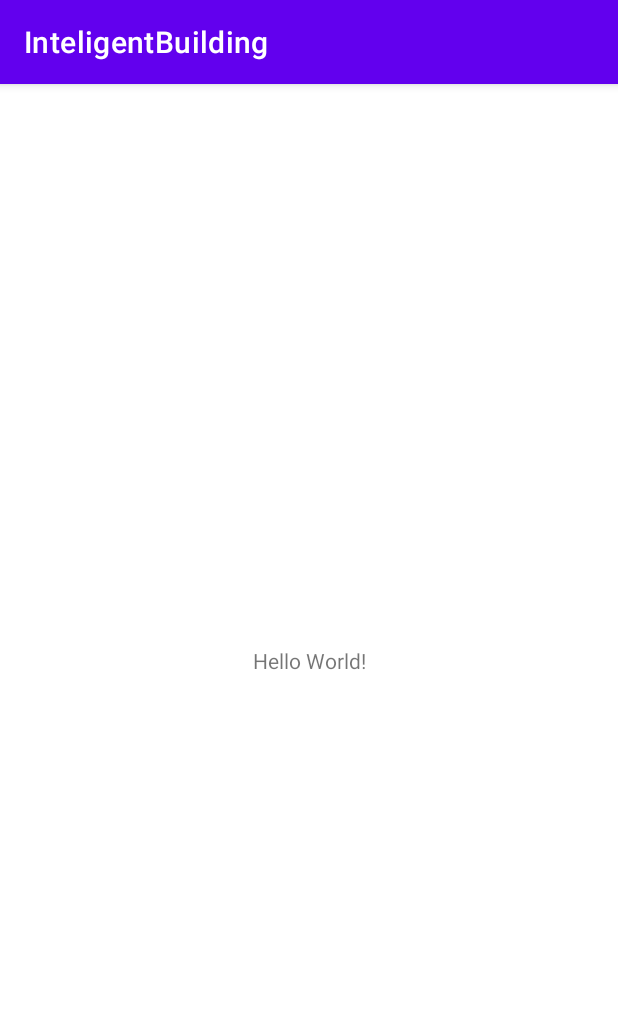
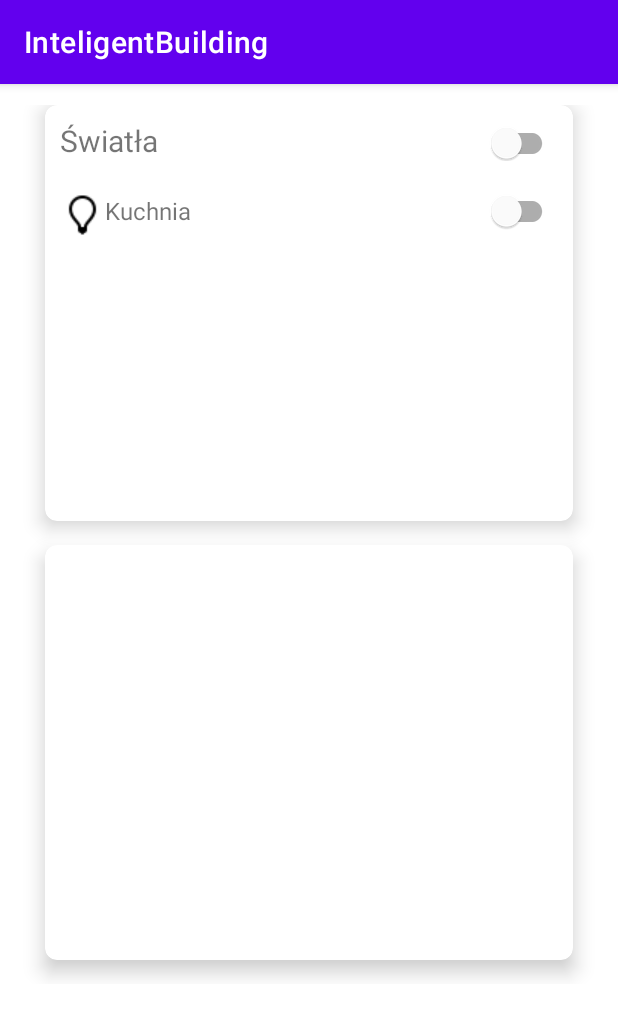
Before and after one commit to JakubManka/InteligentBuilding, an Android app: the screen it shows after launch (MainActivity), on a phone screen of 412 x 824 dp. Shown: the top 1017 px of the screen. Run offline under Robolectric (Android 15) with nearby library versions, the phone set to English and light mode, and no system bars.

Commit message:
:tada: Initial commit

```diff
--- a/app/build.gradle
+++ b/app/build.gradle
@@ -8,7 +8,7 @@ android {
 
     defaultConfig {
         applicationId "pwr.inteligentbuilding"
-        minSdkVersion 16
+        minSdkVersion 24
         targetSdkVersion 30
         versionCode 1
         versionName "1.0"
@@ -30,10 +30,11 @@ android {
 
 dependencies {
 
-    implementation 'androidx.appcompat:appcompat:1.2.0'
-    implementation 'com.google.android.material:material:1.2.1'
-    implementation 'androidx.constraintlayout:constraintlayout:2.0.1'
-    testImplementation 'junit:junit:4.+'
-    androidTestImplementation 'androidx.test.ext:junit:1.1.2'
-    androidTestImplementation 'androidx.test.espresso:espresso-core:3.3.0'
+    implementation 'androidx.appcompat:appcompat:1.3.1'
+    implementation 'com.google.android.material:material:1.4.0'
+    implementation "androidx.cardview:cardview:1.0.0"
+    implementation 'androidx.constraintlayout:constraintlayout:2.0.4'
+    testImplementation 'junit:junit:4.13.2'
+    androidTestImplementation 'androidx.test.ext:junit:1.1.3'
+    androidTestImplementation 'androidx.test.espresso:espresso-core:3.4.0'
 }
--- a/app/src/main/res/layout/activity_main.xml
+++ b/app/src/main/res/layout/activity_main.xml
@@ -1,18 +1,100 @@
 <?xml version="1.0" encoding="utf-8"?>
-<androidx.constraintlayout.widget.ConstraintLayout xmlns:android="http://schemas.android.com/apk/res/android"
+<LinearLayout xmlns:android="http://schemas.android.com/apk/res/android"
     xmlns:app="http://schemas.android.com/apk/res-auto"
     xmlns:tools="http://schemas.android.com/tools"
     android:layout_width="match_parent"
     android:layout_height="match_parent"
+    android:orientation="vertical"
+    android:weightSum="10"
     tools:context=".MainActivity">
 
-    <TextView
-        android:layout_width="wrap_content"
-        android:layout_height="wrap_content"
-        android:text="Hello World!"
-        app:layout_constraintBottom_toBottomOf="parent"
-        app:layout_constraintLeft_toLeftOf="parent"
-        app:layout_constraintRight_toRightOf="parent"
-        app:layout_constraintTop_toTopOf="parent" />
+    <GridLayout
+        android:layout_width="match_parent"
+        android:layout_height="0dp"
+        android:layout_weight="8"
+        android:alignmentMode="alignMargins"
+        android:columnCount="1"
+        android:padding="14dp"
+        android:rowCount="3">
 
-</androidx.constraintlayout.widget.ConstraintLayout>
+
+        <androidx.cardview.widget.CardView
+            android:layout_width="0dp"
+            android:layout_height="0dp"
+            android:layout_rowWeight="1"
+            android:layout_columnWeight="1"
+            android:layout_marginLeft="16dp"
+            android:layout_marginBottom="16dp"
+            android:layout_marginRight="16dp"
+            app:cardElevation="8dp"
+            app:cardCornerRadius="8dp"
+            >
+            <LinearLayout
+                android:layout_width="match_parent"
+                android:orientation="vertical"
+                android:layout_height="match_parent">
+
+                <LinearLayout
+                    android:layout_width="match_parent"
+                    android:orientation="horizontal"
+                    android:padding="10dp"
+                    android:layout_height="wrap_content">
+                    <TextView
+                        android:layout_width="wrap_content"
+                        android:text="Światła"
+                        android:textSize="20sp"
+                        android:layout_height="wrap_content">
+                    </TextView>
+
+                    <com.google.android.material.switchmaterial.SwitchMaterial
+                        android:layout_width="match_parent"
+                        android:layout_height="0dp">
+                    </com.google.android.material.switchmaterial.SwitchMaterial>
+                </LinearLayout>
+
+                <LinearLayout
+                    android:layout_width="match_parent"
+                    android:orientation="horizontal"
+                    android:padding="10dp"
+                    android:layout_height="wrap_content">
+
+                    <ImageView
+                        android:layout_width="wrap_content"
+                        android:src="@drawable/light_bulb"
+                        android:layout_height="wrap_content">
+
+                    </ImageView>
+
+                    <TextView
+                        android:layout_width="wrap_content"
+                        android:text="Kuchnia"
+                        android:textSize="16sp"
+                        android:layout_height="wrap_content">
+                    </TextView>
+
+
+                    <com.google.android.material.switchmaterial.SwitchMaterial
+                        android:layout_width="match_parent"
+                        android:layout_height="0dp">
+                    </com.google.android.material.switchmaterial.SwitchMaterial>
+                </LinearLayout>
+            </LinearLayout>
+
+
+        </androidx.cardview.widget.CardView>
+
+        <androidx.cardview.widget.CardView
+            android:layout_width="0dp"
+            android:layout_height="0dp"
+            android:layout_rowWeight="1"
+            android:layout_columnWeight="1"
+            android:layout_marginLeft="16dp"
+            android:layout_marginRight="16dp"
+            android:layout_marginBottom="16dp"
+            app:cardCornerRadius="8dp"
+            app:cardElevation="8dp"></androidx.cardview.widget.CardView>
+
+    </GridLayout>
+
+
+</LinearLayout>
```
Also changed, not shown: app/src/main/res/drawable/light_bulb.png (added).
